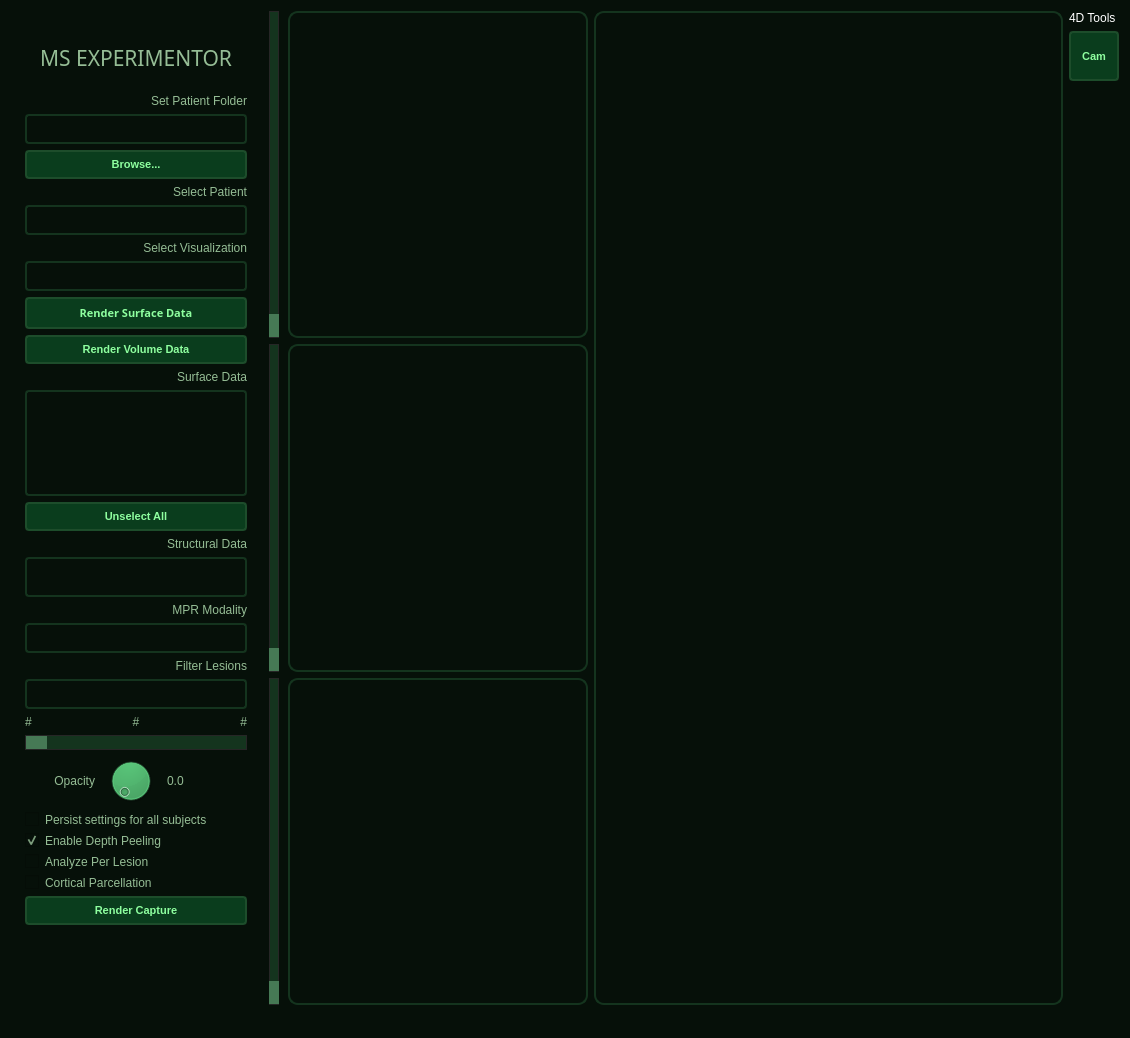
sherinsugathan/MS_Lesion_Vis, file lesionui.ui: the form before one commit.
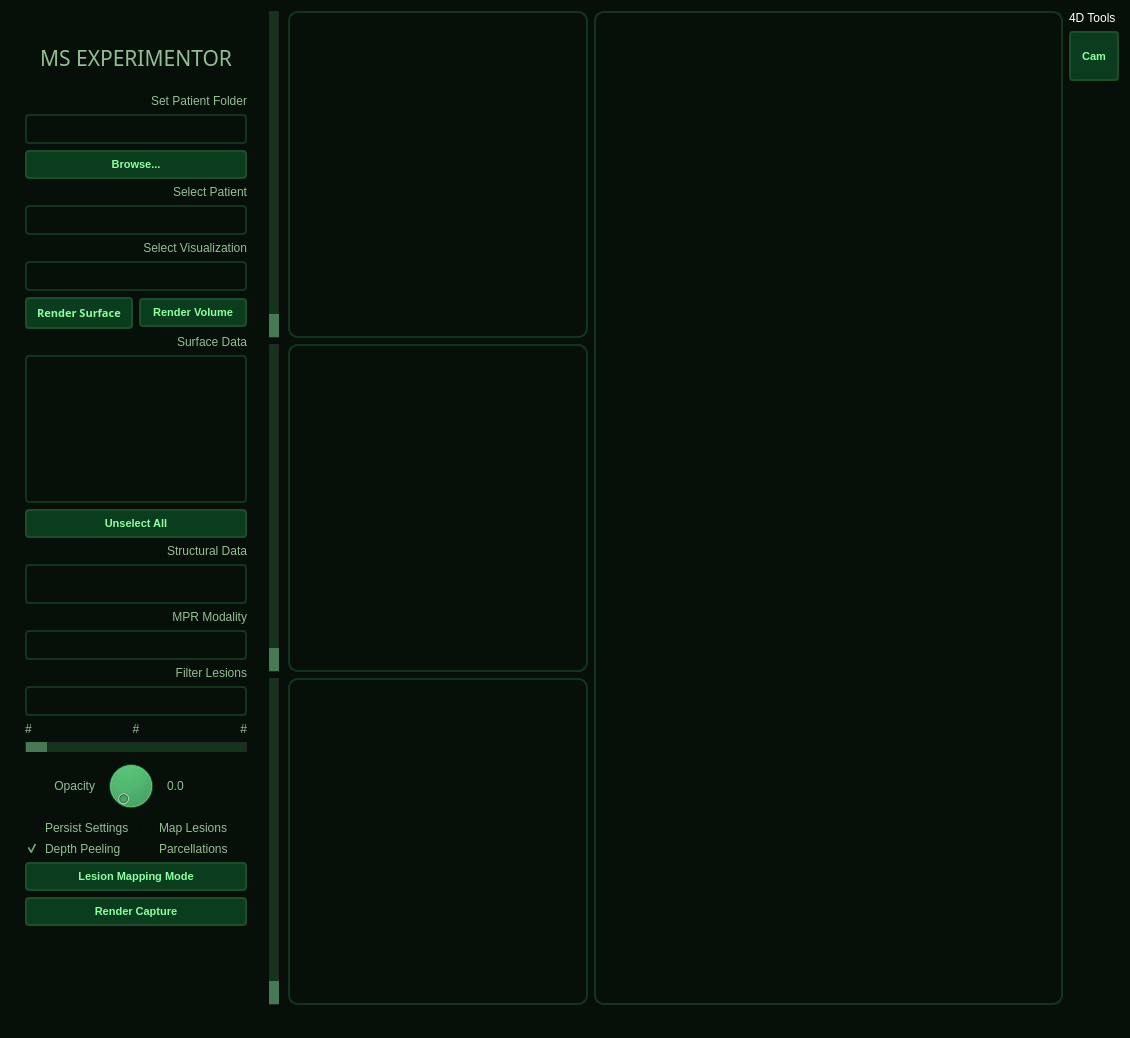
The form after the commit. Icons and pictures are not drawn.

The edit to the form file:
```diff
--- a/lesionui.ui
+++ b/lesionui.ui
@@ -48,10 +48,151 @@
        <bool>false</bool>
       </property>
       <layout class="QGridLayout" name="gridLayout">
-       <item row="27" column="1">
-        <widget class="QCheckBox" name="checkBox_PerLesion">
+       <item row="33" column="1">
+        <widget class="Line" name="line">
+         <property name="autoFillBackground">
+          <bool>false</bool>
+         </property>
+         <property name="frameShadow">
+          <enum>QFrame::Plain</enum>
+         </property>
+         <property name="orientation">
+          <enum>Qt::Horizontal</enum>
+         </property>
+        </widget>
+       </item>
+       <item row="14" column="1">
+        <widget class="QListView" name="listView">
+         <property name="styleSheet">
+          <string notr="true">border-color: rgb(20, 52, 30);
+color: rgb(149, 189, 149);
+border-style: solid;
+border-width: 2px;
+border-radius: 4px;
+</string>
+         </property>
+        </widget>
+       </item>
+       <item row="1" column="1">
+        <widget class="QLabel" name="logoLabel">
+         <property name="minimumSize">
+          <size>
+           <width>220</width>
+           <height>60</height>
+          </size>
+         </property>
+         <property name="font">
+          <font>
+           <family>Google Sans</family>
+           <pointsize>16</pointsize>
+           <weight>50</weight>
+           <italic>false</italic>
+           <bold>false</bold>
+          </font>
+         </property>
+         <property name="styleSheet">
+          <string notr="true">font: 16pt &quot;Google Sans&quot;;</string>
+         </property>
          <property name="text">
-          <string>Analyze Per Lesion</string>
+          <string>MS EXPERIMENTOR</string>
+         </property>
+         <property name="alignment">
+          <set>Qt::AlignCenter</set>
+         </property>
+        </widget>
+       </item>
+       <item row="20" column="1">
+        <widget class="QLabel" name="label_6">
+         <property name="text">
+          <string>Filter Lesions</string>
+         </property>
+         <property name="alignment">
+          <set>Qt::AlignRight|Qt::AlignTrailing|Qt::AlignVCenter</set>
+         </property>
+        </widget>
+       </item>
+       <item row="30" column="1">
+        <layout class="QGridLayout" name="gridLayout_checkboxes">
+         <property name="topMargin">
+          <number>0</number>
+         </property>
+         <property name="bottomMargin">
+          <number>0</number>
+         </property>
+         <item row="0" column="0">
+          <widget class="QCheckBox" name="checkBox_persistSettings">
+           <property name="text">
+            <string>Persist Settings</string>
+           </property>
+          </widget>
+         </item>
+         <item row="1" column="0">
+          <widget class="QCheckBox" name="checkBox_DepthPeeling">
+           <property name="text">
+            <string>Depth Peeling</string>
+           </property>
+           <property name="checked">
+            <bool>true</bool>
+           </property>
+          </widget>
+         </item>
+         <item row="0" column="1">
+          <widget class="QCheckBox" name="checkBox_PerLesion">
+           <property name="text">
+            <string>Map Lesions</string>
+           </property>
+          </widget>
+         </item>
+         <item row="1" column="1">
+          <widget class="QCheckBox" name="checkBox_Parcellation">
+           <property name="text">
+            <string>Parcellations</string>
+           </property>
+          </widget>
+         </item>
+        </layout>
+       </item>
+       <item row="16" column="1">
+        <widget class="QLabel" name="label_5">
+         <property name="text">
+          <string>Structural Data</string>
+         </property>
+         <property name="alignment">
+          <set>Qt::AlignRight|Qt::AlignTrailing|Qt::AlignVCenter</set>
+         </property>
+        </widget>
+       </item>
+       <item row="15" column="1">
+        <widget class="QPushButton" name="pushButton_UnselectAllSubjects">
+         <property name="minimumSize">
+          <size>
+           <width>80</width>
+           <height>0</height>
+          </size>
+         </property>
+         <property name="styleSheet">
+          <string notr="true">QPushButton:hover#pushButton_UnselectAllSubjects
+{
+background-color: rgb(54, 113, 38);
+}
+QPushButton:pressed#pushButton_UnselectAllSubjects {background-color:rgb(143, 180,146);}
+QPushButton#pushButton_UnselectAllSubjects
+{
+background-color: rgb(10, 61, 29);
+color: rgb(161, 226, 158);
+border-style: outset;
+border-width: 2px;
+border-radius: 4px;
+border-color: rgb(29, 77, 43);
+font: bold 11px;
+padding: 6px;
+color: rgb(142, 255, 159);
+font: 9pt &quot;Google Sans&quot;;
+border-style: solid;
+}</string>
+         </property>
+         <property name="text">
+          <string>Unselect All</string>
          </property>
         </widget>
        </item>
@@ -73,116 +214,14 @@
          </property>
         </widget>
        </item>
-       <item row="17" column="1">
-        <widget class="QLabel" name="label_8">
-         <property name="text">
-          <string>MPR Modality</string>
-         </property>
-         <property name="alignment">
-          <set>Qt::AlignRight|Qt::AlignTrailing|Qt::AlignVCenter</set>
-         </property>
-        </widget>
-       </item>
-       <item row="30" column="1">
-        <spacer name="verticalSpacer">
-         <property name="orientation">
-          <enum>Qt::Vertical</enum>
-         </property>
-         <property name="sizeType">
-          <enum>QSizePolicy::Fixed</enum>
-         </property>
-         <property name="sizeHint" stdset="0">
-          <size>
-           <width>20</width>
-           <height>1</height>
-          </size>
-         </property>
-        </spacer>
-       </item>
        <item row="23" column="1">
-        <layout class="QHBoxLayout" name="horizontalLayout_3">
-         <property name="topMargin">
-          <number>0</number>
-         </property>
-         <property name="rightMargin">
-          <number>10</number>
-         </property>
-         <property name="bottomMargin">
-          <number>0</number>
-         </property>
-         <item>
-          <widget class="QLabel" name="label_3">
-           <property name="text">
-            <string>Opacity</string>
-           </property>
-           <property name="alignment">
-            <set>Qt::AlignRight|Qt::AlignTrailing|Qt::AlignVCenter</set>
-           </property>
-          </widget>
-         </item>
-         <item>
-          <widget class="QDial" name="dial">
-           <property name="maximumSize">
-            <size>
-             <width>60</width>
-             <height>16777215</height>
-            </size>
-           </property>
-          </widget>
-         </item>
-         <item>
-          <widget class="QLabel" name="opacityValueLabel">
-           <property name="text">
-            <string>0.0</string>
-           </property>
-          </widget>
-         </item>
-        </layout>
-       </item>
-       <item row="6" column="1">
-        <widget class="QComboBox" name="comboBox_AvailableSubjects">
-         <property name="minimumSize">
-          <size>
-           <width>0</width>
-           <height>30</height>
-          </size>
-         </property>
-         <property name="styleSheet">
-          <string notr="true">.QComboBox::drop-down {
-    subcontrol-origin: padding;
-    subcontrol-position: top right;
-    width: 15px;
-
-    border-left-width: 0px;
-    border-left-color: darkgray;
-    border-left-style: solid; /* just a single line */
-    border-top-right-radius: 3px; /* same radius as the QComboBox */
-    border-bottom-right-radius: 3px;
-}
-
-.QComboBox::down-arrow {
-	border-width: 0px;
-    image: url(./downArrow.png);
-}
-
-.QComboBox QAbstractItemView {
-    border: 2px solid rgb(20, 52, 30);
-    selection-background-color: rgb(20, 52, 30);
-}
-
-.QComboBox{
-border-color: rgb(20, 52, 30);
-color: rgb(149, 189, 149);
-border-style: solid;
-border-width: 2px;
-border-radius: 4px;
-}
-</string>
-         </property>
-        </widget>
-       </item>
-       <item row="22" column="1">
         <widget class="QSlider" name="horizontalSliderLesionFilter">
+         <property name="maximumSize">
+          <size>
+           <width>16777215</width>
+           <height>10</height>
+          </size>
+         </property>
          <property name="styleSheet">
           <string notr="true">.QSlider::handle:horizontal {
     background: #ffffff;
@@ -211,42 +250,106 @@
          </property>
         </widget>
        </item>
-       <item row="21" column="1">
-        <layout class="QHBoxLayout" name="horizontalLayout_2">
-         <property name="topMargin">
-          <number>0</number>
+       <item row="6" column="1">
+        <widget class="QComboBox" name="comboBox_AvailableSubjects">
+         <property name="minimumSize">
+          <size>
+           <width>0</width>
+           <height>30</height>
+          </size>
          </property>
-         <item>
-          <widget class="QLabel" name="label_lesionFilterMin">
-           <property name="text">
-            <string>#</string>
-           </property>
-          </widget>
-         </item>
-         <item>
-          <widget class="QLabel" name="label_lesionFilterCurrent">
-           <property name="text">
-            <string>#</string>
-           </property>
-           <property name="alignment">
-            <set>Qt::AlignCenter</set>
-           </property>
-          </widget>
-         </item>
-         <item>
-          <widget class="QLabel" name="label_lesionFilterMax">
-           <property name="text">
-            <string>#</string>
-           </property>
-           <property name="alignment">
-            <set>Qt::AlignRight|Qt::AlignTrailing|Qt::AlignVCenter</set>
-           </property>
-          </widget>
-         </item>
-        </layout>
+         <property name="styleSheet">
+          <string notr="true">.QComboBox::drop-down {
+    subcontrol-origin: padding;
+    subcontrol-position: top right;
+    width: 15px;
+
+    border-left-width: 0px;
+    border-left-color: darkgray;
+    border-left-style: solid; /* just a single line */
+    border-top-right-radius: 3px; /* same radius as the QComboBox */
+    border-bottom-right-radius: 3px;
+}
+
+.QComboBox::down-arrow {
+	border-width: 0px;
+    image: url(./downArrow.png);
+}
+
+.QComboBox QAbstractItemView {
+    border: 2px solid rgb(20, 52, 30);
+    selection-background-color: rgb(20, 52, 30);
+}
+
+.QComboBox{
+border-color: rgb(20, 52, 30);
+color: rgb(149, 189, 149);
+border-style: solid;
+border-width: 2px;
+border-radius: 4px;
+}
+</string>
+         </property>
+        </widget>
        </item>
-       <item row="29" column="1">
+       <item row="17" column="1">
+        <widget class="QListView" name="listView_Structural">
+         <property name="maximumSize">
+          <size>
+           <width>16777215</width>
+           <height>40</height>
+          </size>
+         </property>
+         <property name="styleSheet">
+          <string notr="true">border-color: rgb(20, 52, 30);
+color: rgb(149, 189, 149);
+border-style: solid;
+border-width: 2px;
+border-radius: 4px;
+</string>
+         </property>
+        </widget>
+       </item>
+       <item row="34" column="1">
+        <widget class="QLabel" name="imageLabel">
+         <property name="minimumSize">
+          <size>
+           <width>200</width>
+           <height>50</height>
+          </size>
+         </property>
+         <property name="maximumSize">
+          <size>
+           <width>16777215</width>
+           <height>16777215</height>
+          </size>
+         </property>
+         <property name="text">
+          <string/>
+         </property>
+         <property name="alignment">
+          <set>Qt::AlignHCenter|Qt::AlignTop</set>
+         </property>
+        </widget>
+       </item>
+       <item row="5" column="1">
+        <widget class="QLabel" name="label_2">
+         <property name="text">
+          <string>Select Patient</string>
+         </property>
+         <property name="alignment">
+          <set>Qt::AlignRight|Qt::AlignTrailing|Qt::AlignVCenter</set>
+         </property>
+        </widget>
+       </item>
+       <item row="32" column="1">
         <widget class="QPushButton" name="pushButton_Screenshot">
+         <property name="maximumSize">
+          <size>
+           <width>16777215</width>
+           <height>16777215</height>
+          </size>
+         </property>
          <property name="styleSheet">
           <string notr="true">QPushButton:hover#pushButton_Screenshot
 {
@@ -273,82 +376,31 @@
          </property>
         </widget>
        </item>
-       <item row="4" column="1">
-        <widget class="QPushButton" name="pushButton_LoadFolder">
-         <property name="styleSheet">
-          <string notr="true">QPushButton:hover#pushButton_LoadFolder
-{
-background-color: rgb(54, 113, 38);
-}
-QPushButton:pressed#pushButton_LoadFolder {background-color:rgb(143, 180,146);}
-QPushButton#pushButton_LoadFolder
-{
-background-color: rgb(10, 61, 29);
-color: rgb(161, 226, 158);
-border-style: outset;
-border-width: 2px;
-border-radius: 4px;
-border-color: rgb(29, 77, 43);
-font: bold 11px;
-padding: 6px;
-color: rgb(142, 255, 159);
-font: 9pt &quot;Google Sans&quot;;
-border-style: solid;
-}</string>
-         </property>
-         <property name="text">
-          <string>Browse...</string>
-         </property>
-        </widget>
-       </item>
-       <item row="5" column="1">
-        <widget class="QLabel" name="label_2">
-         <property name="text">
-          <string>Select Patient</string>
-         </property>
-         <property name="alignment">
-          <set>Qt::AlignRight|Qt::AlignTrailing|Qt::AlignVCenter</set>
-         </property>
-        </widget>
-       </item>
-       <item row="2" column="1">
-        <widget class="QLabel" name="label">
-         <property name="text">
-          <string>Set Patient Folder</string>
-         </property>
-         <property name="alignment">
-          <set>Qt::AlignRight|Qt::AlignTrailing|Qt::AlignVCenter</set>
-         </property>
-        </widget>
-       </item>
        <item row="31" column="1">
-        <widget class="Line" name="line">
-         <property name="autoFillBackground">
-          <bool>false</bool>
-         </property>
-         <property name="frameShadow">
-          <enum>QFrame::Plain</enum>
-         </property>
-         <property name="orientation">
-          <enum>Qt::Horizontal</enum>
-         </property>
-        </widget>
-       </item>
-       <item row="16" column="1">
-        <widget class="QListView" name="listView_Structural">
-         <property name="maximumSize">
-          <size>
-           <width>16777215</width>
-           <height>40</height>
-          </size>
-         </property>
+        <widget class="QPushButton" name="pushButton_LesionMappingMode">
          <property name="styleSheet">
-          <string notr="true">border-color: rgb(20, 52, 30);
-color: rgb(149, 189, 149);
-border-style: solid;
+          <string notr="true">QPushButton:hover#pushButton_LesionMappingMode
+{
+background-color: rgb(54, 113, 38);
+}
+QPushButton:pressed#pushButton_LesionMappingMode {background-color:rgb(143, 180,146);}
+QPushButton#pushButton_LesionMappingMode
+{
+background-color: rgb(10, 61, 29);
+color: rgb(161, 226, 158);
+border-style: outset;
 border-width: 2px;
 border-radius: 4px;
-</string>
+border-color: rgb(29, 77, 43);
+font: bold 11px;
+padding: 6px;
+color: rgb(142, 255, 159);
+font: 9pt &quot;Google Sans&quot;;
+border-style: solid;
+}</string>
+         </property>
+         <property name="text">
+          <string>Lesion Mapping Mode</string>
          </property>
         </widget>
        </item>
@@ -412,24 +464,65 @@
          </property>
         </widget>
        </item>
-       <item row="9" column="1">
-        <widget class="QPushButton" name="pushButton_LoadData">
-         <property name="font">
-          <font>
-           <family>Google Sans</family>
-           <pointsize>9</pointsize>
-           <weight>50</weight>
-           <italic>false</italic>
-           <bold>false</bold>
-          </font>
+       <item row="2" column="1">
+        <widget class="QLabel" name="label">
+         <property name="text">
+          <string>Set Patient Folder</string>
          </property>
+         <property name="alignment">
+          <set>Qt::AlignRight|Qt::AlignTrailing|Qt::AlignVCenter</set>
+         </property>
+        </widget>
+       </item>
+       <item row="24" column="1">
+        <layout class="QHBoxLayout" name="horizontalLayout_3">
+         <property name="topMargin">
+          <number>0</number>
+         </property>
+         <property name="rightMargin">
+          <number>10</number>
+         </property>
+         <property name="bottomMargin">
+          <number>0</number>
+         </property>
+         <item>
+          <widget class="QLabel" name="label_3">
+           <property name="text">
+            <string>Opacity</string>
+           </property>
+           <property name="alignment">
+            <set>Qt::AlignRight|Qt::AlignTrailing|Qt::AlignVCenter</set>
+           </property>
+          </widget>
+         </item>
+         <item>
+          <widget class="QDial" name="dial">
+           <property name="maximumSize">
+            <size>
+             <width>60</width>
+             <height>16777215</height>
+            </size>
+           </property>
+          </widget>
+         </item>
+         <item>
+          <widget class="QLabel" name="opacityValueLabel">
+           <property name="text">
+            <string>0.0</string>
+           </property>
+          </widget>
+         </item>
+        </layout>
+       </item>
+       <item row="4" column="1">
+        <widget class="QPushButton" name="pushButton_LoadFolder">
          <property name="styleSheet">
-          <string notr="true">QPushButton:hover#pushButton_LoadData
+          <string notr="true">QPushButton:hover#pushButton_LoadFolder
 {
 background-color: rgb(54, 113, 38);
 }
-QPushButton:pressed#pushButton_LoadData {background-color:rgb(143, 180,146);}
-QPushButton#pushButton_LoadData
+QPushButton:pressed#pushButton_LoadFolder {background-color:rgb(143, 180,146);}
+QPushButton#pushButton_LoadFolder
 {
 background-color: rgb(10, 61, 29);
 color: rgb(161, 226, 158);
@@ -445,43 +538,11 @@
 }</string>
          </property>
          <property name="text">
-          <string>Render Surface Data</string>
+          <string>Browse...</string>
          </property>
-         <property name="flat">
-          <bool>true</bool>
-         </property>
         </widget>
        </item>
-       <item row="25" column="1">
-        <widget class="QCheckBox" name="checkBox_persistSettings">
-         <property name="text">
-          <string>Persist settings for all subjects</string>
-         </property>
-        </widget>
-       </item>
-       <item row="26" column="1">
-        <widget class="QCheckBox" name="checkBox_DepthPeeling">
-         <property name="text">
-          <string>Enable Depth Peeling</string>
-         </property>
-         <property name="checked">
-          <bool>true</bool>
-         </property>
-        </widget>
-       </item>
-       <item row="13" column="1">
-        <widget class="QListView" name="listView">
-         <property name="styleSheet">
-          <string notr="true">border-color: rgb(20, 52, 30);
-color: rgb(149, 189, 149);
-border-style: solid;
-border-width: 2px;
-border-radius: 4px;
-</string>
-         </property>
-        </widget>
-       </item>
-       <item row="18" column="1">
+       <item row="19" column="1">
         <widget class="QComboBox" name="comboBox_MPRModality">
          <property name="minimumSize">
           <size>
@@ -523,7 +584,17 @@
          </property>
         </widget>
        </item>
-       <item row="12" column="1">
+       <item row="18" column="1">
+        <widget class="QLabel" name="label_8">
+         <property name="text">
+          <string>MPR Modality</string>
+         </property>
+         <property name="alignment">
+          <set>Qt::AlignRight|Qt::AlignTrailing|Qt::AlignVCenter</set>
+         </property>
+        </widget>
+       </item>
+       <item row="13" column="1">
         <widget class="QLabel" name="label_4">
          <property name="text">
           <string>Surface Data</string>
@@ -533,17 +604,7 @@
          </property>
         </widget>
        </item>
-       <item row="19" column="1">
-        <widget class="QLabel" name="label_6">
-         <property name="text">
-          <string>Filter Lesions</string>
-         </property>
-         <property name="alignment">
-          <set>Qt::AlignRight|Qt::AlignTrailing|Qt::AlignVCenter</set>
-         </property>
-        </widget>
-       </item>
-       <item row="20" column="1">
+       <item row="21" column="1">
         <widget class="QComboBox" name="comboBox_LesionFilter">
          <property name="minimumSize">
           <size>
@@ -585,128 +646,6 @@
          </property>
         </widget>
        </item>
-       <item row="10" column="1">
-        <widget class="QPushButton" name="pushButton_LoadStructural">
-         <property name="styleSheet">
-          <string notr="true">QPushButton:hover#pushButton_LoadStructural
-{
-background-color: rgb(54, 113, 38);
-}
-QPushButton:pressed#pushButton_LoadStructural {background-color:rgb(143, 180,146);}
-QPushButton#pushButton_LoadStructural
-{
-background-color: rgb(10, 61, 29);
-color: rgb(161, 226, 158);
-border-style: outset;
-border-width: 2px;
-border-radius: 4px;
-border-color: rgb(29, 77, 43);
-font: bold 11px;
-padding: 6px;
-color: rgb(142, 255, 159);
-font: 9pt &quot;Google Sans&quot;;
-border-style: solid;
-}</string>
-         </property>
-         <property name="text">
-          <string>Render Volume Data</string>
-         </property>
-        </widget>
-       </item>
-       <item row="32" column="1">
-        <widget class="QLabel" name="imageLabel">
-         <property name="minimumSize">
-          <size>
-           <width>200</width>
-           <height>50</height>
-          </size>
-         </property>
-         <property name="maximumSize">
-          <size>
-           <width>16777215</width>
-           <height>16777215</height>
-          </size>
-         </property>
-         <property name="text">
-          <string/>
-         </property>
-         <property name="alignment">
-          <set>Qt::AlignHCenter|Qt::AlignTop</set>
-         </property>
-        </widget>
-       </item>
-       <item row="14" column="1">
-        <widget class="QPushButton" name="pushButton_UnselectAllSubjects">
-         <property name="minimumSize">
-          <size>
-           <width>80</width>
-           <height>0</height>
-          </size>
-         </property>
-         <property name="styleSheet">
-          <string notr="true">QPushButton:hover#pushButton_UnselectAllSubjects
-{
-background-color: rgb(54, 113, 38);
-}
-QPushButton:pressed#pushButton_UnselectAllSubjects {background-color:rgb(143, 180,146);}
-QPushButton#pushButton_UnselectAllSubjects
-{
-background-color: rgb(10, 61, 29);
-color: rgb(161, 226, 158);
-border-style: outset;
-border-width: 2px;
-border-radius: 4px;
-border-color: rgb(29, 77, 43);
-font: bold 11px;
-padding: 6px;
-color: rgb(142, 255, 159);
-font: 9pt &quot;Google Sans&quot;;
-border-style: solid;
-}</string>
-         </property>
-         <property name="text">
-          <string>Unselect All</string>
-         </property>
-        </widget>
-       </item>
-       <item row="15" column="1">
-        <widget class="QLabel" name="label_5">
-         <property name="text">
-          <string>Structural Data</string>
-         </property>
-         <property name="alignment">
-          <set>Qt::AlignRight|Qt::AlignTrailing|Qt::AlignVCenter</set>
-         </property>
-        </widget>
-       </item>
-       <item row="1" column="1">
-        <widget class="QLabel" name="logoLabel">
-         <property name="minimumSize">
-          <size>
-           <width>220</width>
-           <height>60</height>
-          </size>
-         </property>
-         <property name="font">
-          <font>
-           <family>Google Sans</family>
-           <pointsize>16</pointsize>
-           <weight>50</weight>
-           <italic>false</italic>
-           <bold>false</bold>
-          </font>
-         </property>
-         <property name="styleSheet">
-          <string notr="true">font: 16pt &quot;Google Sans&quot;;</string>
-         </property>
-         <property name="text">
-          <string>MS EXPERIMENTOR</string>
-         </property>
-         <property name="alignment">
-          <set>Qt::AlignCenter</set>
-         </property>
-        </widget>
-       </item>
        <item row="7" column="1">
         <widget class="QLabel" name="label_7">
          <property name="text">
@@ -717,12 +656,117 @@
          </property>
         </widget>
        </item>
-       <item row="28" column="1">
-        <widget class="QCheckBox" name="checkBox_Parcellation">
-         <property name="text">
-          <string>Cortical Parcellation</string>
+       <item row="22" column="1">
+        <layout class="QHBoxLayout" name="horizontalLayout_2">
+         <property name="topMargin">
+          <number>0</number>
          </property>
-        </widget>
+         <item>
+          <widget class="QLabel" name="label_lesionFilterMin">
+           <property name="text">
+            <string>#</string>
+           </property>
+          </widget>
+         </item>
+         <item>
+          <widget class="QLabel" name="label_lesionFilterCurrent">
+           <property name="text">
+            <string>#</string>
+           </property>
+           <property name="alignment">
+            <set>Qt::AlignCenter</set>
+           </property>
+          </widget>
+         </item>
+         <item>
+          <widget class="QLabel" name="label_lesionFilterMax">
+           <property name="text">
+            <string>#</string>
+           </property>
+           <property name="alignment">
+            <set>Qt::AlignRight|Qt::AlignTrailing|Qt::AlignVCenter</set>
+           </property>
+          </widget>
+         </item>
+        </layout>
+       </item>
+       <item row="11" column="1">
+        <layout class="QGridLayout" name="gridLayout_4">
+         <property name="topMargin">
+          <number>0</number>
+         </property>
+         <property name="bottomMargin">
+          <number>0</number>
+         </property>
+         <item row="0" column="0">
+          <widget class="QPushButton" name="pushButton_LoadData">
+           <property name="font">
+            <font>
+             <family>Google Sans</family>
+             <pointsize>9</pointsize>
+             <weight>50</weight>
+             <italic>false</italic>
+             <bold>false</bold>
+            </font>
+           </property>
+           <property name="styleSheet">
+            <string notr="true">QPushButton:hover#pushButton_LoadData
+{
+background-color: rgb(54, 113, 38);
+}
+QPushButton:pressed#pushButton_LoadData {background-color:rgb(143, 180,146);}
+QPushButton#pushButton_LoadData
+{
+background-color: rgb(10, 61, 29);
+color: rgb(161, 226, 158);
+border-style: outset;
+border-width: 2px;
+border-radius: 4px;
+border-color: rgb(29, 77, 43);
+font: bold 11px;
+padding: 6px;
+color: rgb(142, 255, 159);
+font: 9pt &quot;Google Sans&quot;;
+border-style: solid;
+}</string>
+           </property>
+           <property name="text">
+            <string>Render Surface</string>
+           </property>
+           <property name="flat">
+            <bool>true</bool>
+           </property>
+          </widget>
+         </item>
+         <item row="0" column="1">
+          <widget class="QPushButton" name="pushButton_LoadStructural">
+           <property name="styleSheet">
+            <string notr="true">QPushButton:hover#pushButton_LoadStructural
+{
+background-color: rgb(54, 113, 38);
+}
+QPushButton:pressed#pushButton_LoadStructural {background-color:rgb(143, 180,146);}
+QPushButton#pushButton_LoadStructural
+{
+background-color: rgb(10, 61, 29);
+color: rgb(161, 226, 158);
+border-style: outset;
+border-width: 2px;
+border-radius: 4px;
+border-color: rgb(29, 77, 43);
+font: bold 11px;
+padding: 6px;
+color: rgb(142, 255, 159);
+font: 9pt &quot;Google Sans&quot;;
+border-style: solid;
+}</string>
+           </property>
+           <property name="text">
+            <string>Render Volume</string>
+           </property>
+          </widget>
+         </item>
+        </layout>
        </item>
       </layout>
      </widget>
```
